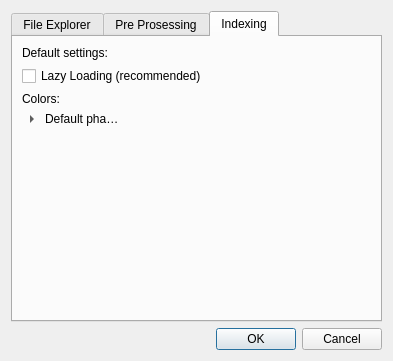
EBSP-Indexer/EBSP-Indexer, file ui/advanced_settings.ui: the form before one commit.
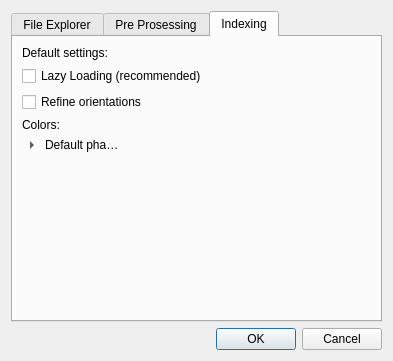
The form after the commit. The open tabs and pages were chosen to show the change.

Commit message: Refinement can be set as default in adv. settings

The edit to the form file:
```diff
--- a/ui/advanced_settings.ui
+++ b/ui/advanced_settings.ui
@@ -259,6 +259,13 @@
          </property>
         </widget>
        </item>
+       <item>
+        <widget class="QCheckBox" name="checkBoxRefine">
+         <property name="text">
+          <string>Refine orientations</string>
+         </property>
+        </widget>
+       </item>
        <item>
         <widget class="QLabel" name="label_7">
          <property name="text">
@@ -297,6 +304,7 @@
          </property>
          <property name="font">
           <font>
+           <weight>50</weight>
            <bold>false</bold>
           </font>
          </property>
```
Left out of the diff: 2 changed lines with no effect on the pictures. The commit also changes 2 other files.
